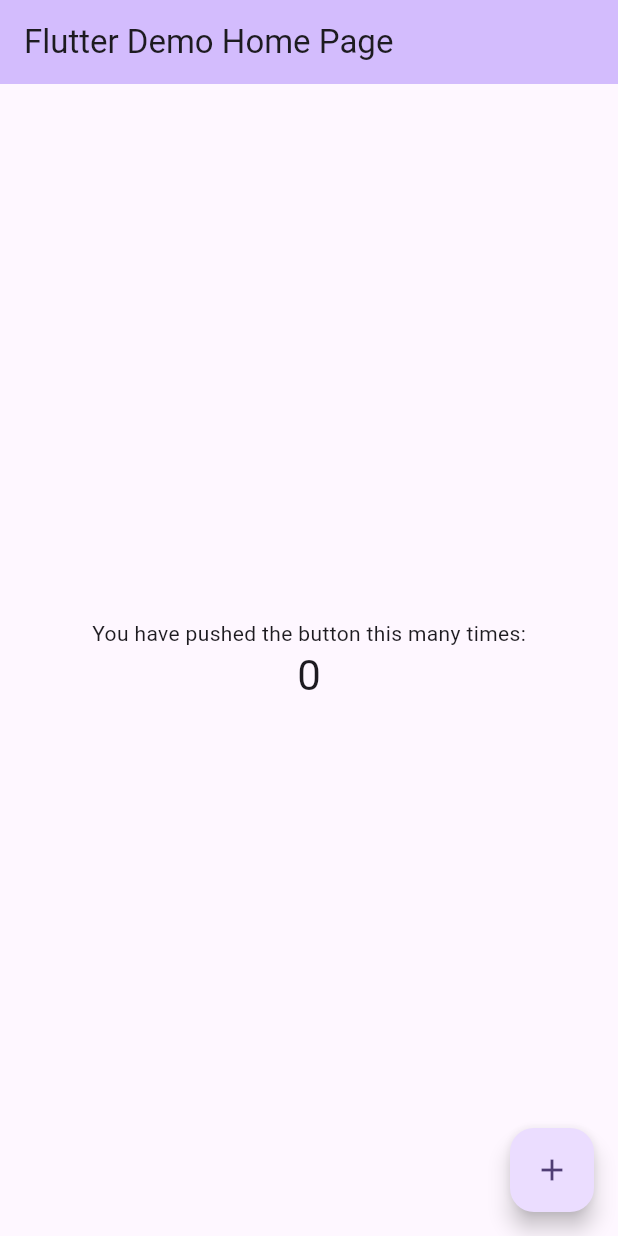
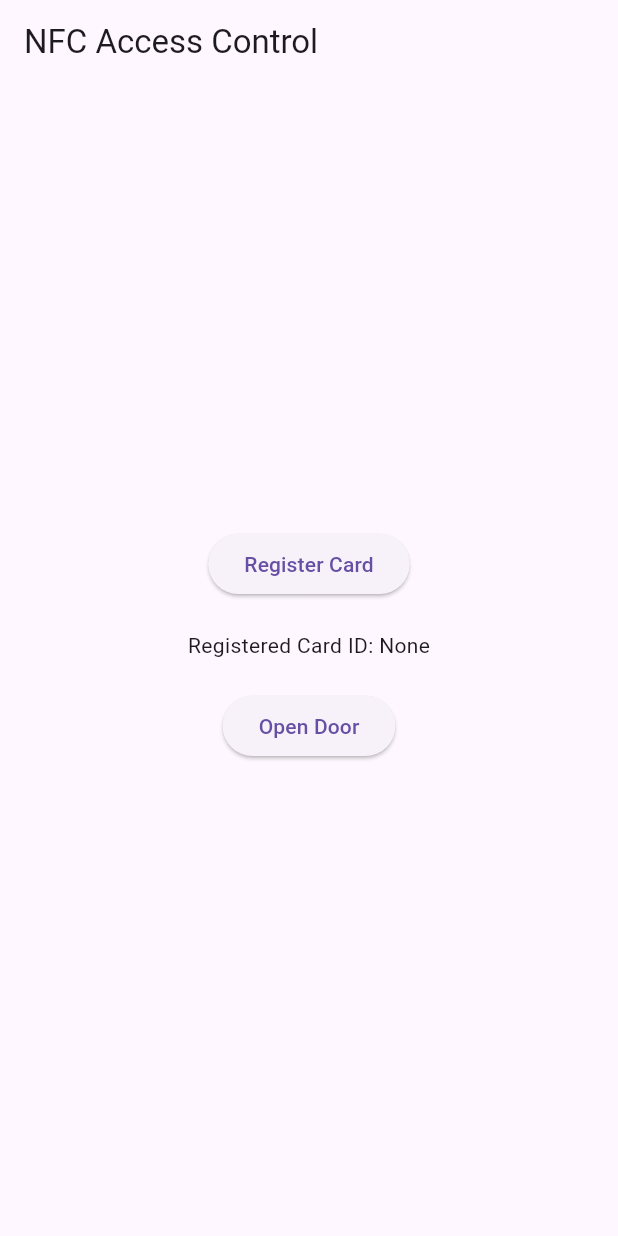
Before and after one commit to gitjunh/nfcapp, a Flutter app: the screen it shows after launch, on a phone screen of 412 x 824 dp. Run offline on Flutter 3.47's test engine with Material 3 defaults, Android fonts, the phone set to English and light mode, and no system bars; our stand-ins replace shared_preferences; missing offline and left inert: flutter_nfc_kit.

Commit message:
폴더 정리

```diff
--- a/lib/main.dart
+++ b/lib/main.dart
@@ -1,125 +1,178 @@
 import 'package:flutter/material.dart';
+import 'package:flutter_nfc_kit/flutter_nfc_kit.dart';
+import 'package:shared_preferences/shared_preferences.dart';
+import 'dart:async';
 
-void main() {
-  runApp(const MyApp());
-}
+void main() => runApp(MyApp());
 
 class MyApp extends StatelessWidget {
-  const MyApp({super.key});
-
-  // This widget is the root of your application.
   @override
   Widget build(BuildContext context) {
     return MaterialApp(
-      title: 'Flutter Demo',
-      theme: ThemeData(
-        // This is the theme of your application.
-        //
-        // TRY THIS: Try running your application with "flutter run". You'll see
-        // the application has a blue toolbar. Then, without quitting the app,
-        // try changing the seedColor in the colorScheme below to Colors.green
-        // and then invoke "hot reload" (save your changes or press the "hot
-        // reload" button in a Flutter-supported IDE, or press "r" if you used
-        // the command line to start the app).
-        //
-        // Notice that the counter didn't reset back to zero; the application
-        // state is not lost during the reload. To reset the state, use hot
-        // restart instead.
-        //
-        // This works for code too, not just values: Most code changes can be
-        // tested with just a hot reload.
-        colorScheme: ColorScheme.fromSeed(seedColor: Colors.deepPurple),
-        useMaterial3: true,
-      ),
-      home: const MyHomePage(title: 'Flutter Demo Home Page'),
+      title: 'NFC Access Control',
+      theme: ThemeData(primarySwatch: Colors.blue),
+      home: HomePage(),
     );
   }
 }
 
-class MyHomePage extends StatefulWidget {
-  const MyHomePage({super.key, required this.title});
+class HomePage extends StatefulWidget {
+  @override
+  _HomePageState createState() => _HomePageState();
+}
 
-  // This widget is the home page of your application. It is stateful, meaning
-  // that it has a State object (defined below) that contains fields that affect
-  // how it looks.
-
-  // This class is the configuration for the state. It holds the values (in this
-  // case the title) provided by the parent (in this case the App widget) and
-  // used by the build method of the State. Fields in a Widget subclass are
-  // always marked "final".
-
-  final String title;
+class _HomePageState extends State<HomePage> with TickerProviderStateMixin {
+  String? _registeredCardId;
+  bool _isProcessing = false;
+  late AnimationController _animationController;
+  late Animation<double> _animation;
 
   @override
-  State<MyHomePage> createState() => _MyHomePageState();
-}
+  void initState() {
+    super.initState();
+    _loadRegisteredCard();
+    _animationController = AnimationController(
+      vsync: this,
+      duration: Duration(seconds: 10),
+    );
+    _animation = Tween(begin: 0.0, end: 1.0).animate(_animationController);
+  }
 
-class _MyHomePageState extends State<MyHomePage> {
-  int _counter = 0;
+  @override
+  void dispose() {
+    _animationController.dispose();
+    super.dispose();
+  }
 
-  void _incrementCounter() {
+  Future<void> _loadRegisteredCard() async {
+    final prefs = await SharedPreferences.getInstance();
     setState(() {
-      // This call to setState tells the Flutter framework that something has
-      // changed in this State, which causes it to rerun the build method below
-      // so that the display can reflect the updated values. If we changed
-      // _counter without calling setState(), then the build method would not be
-      // called again, and so nothing would appear to happen.
-      _counter++;
+      _registeredCardId = prefs.getString('registeredCardId');
     });
+  }
+
+  Future<void> _registerCard() async {
+    try {
+      var availability = await FlutterNfcKit.nfcAvailability;
+      if (availability != NFCAvailability.available) {
+        throw Exception('NFC not available');
+      }
+
+      var tag = await FlutterNfcKit.poll();
+      final prefs = await SharedPreferences.getInstance();
+      await prefs.setString('registeredCardId', tag.id);
+      setState(() {
+        _registeredCardId = tag.id;
+      });
+
+      ScaffoldMessenger.of(context).showSnackBar(
+        SnackBar(content: Text('Card registered successfully')),
+      );
+    } catch (e) {
+      ScaffoldMessenger.of(context).showSnackBar(
+        SnackBar(content: Text('Error: ${e.toString()}')),
+      );
+    } finally {
+      await FlutterNfcKit.finish();
+    }
+  }
+
+  Future<void> _openDoor() async {
+    if (_registeredCardId == null) {
+      ScaffoldMessenger.of(context).showSnackBar(
+        SnackBar(content: Text('No card registered')),
+      );
+      return;
+    }
+
+    setState(() {
+      _isProcessing = true;
+    });
+    _animationController.reset();
+    _animationController.forward();
+
+    try {
+      var availability = await FlutterNfcKit.nfcAvailability;
+      if (availability != NFCAvailability.available) {
+        throw Exception('NFC not available');
+      }
+
+      // 카드 리더기와 통신
+      NFCTag readerTag = await FlutterNfcKit.poll(
+        timeout: Duration(seconds: 10),
+        iosMultipleTagMessage: "Multiple tags found!",
+        iosAlertMessage: "Hold your phone near the door reader",
+      );
+
+      // 카드 리더기에 등록된 카드 ID 전송
+      await FlutterNfcKit.transceive("AUTHENTICATE $_registeredCardId");
+
+      // 응답 확인
+      String response = await FlutterNfcKit.transceive("GET_STATUS");
+
+      if (response == "DOOR_OPEN") {
+        ScaffoldMessenger.of(context).showSnackBar(
+          SnackBar(content: Text('Door opened successfully')),
+        );
+      } else {
+        ScaffoldMessenger.of(context).showSnackBar(
+          SnackBar(content: Text('Failed to open door. Please try again.')),
+        );
+      }
+    } catch (e) {
+      ScaffoldMessenger.of(context).showSnackBar(
+        SnackBar(content: Text('Error: ${e.toString()}')),
+      );
+    } finally {
+      await FlutterNfcKit.finish();
+      setState(() {
+        _isProcessing = false;
+      });
+      _animationController.stop();
+    }
   }
 
   @override
   Widget build(BuildContext context) {
-    // This method is rerun every time setState is called, for instance as done
-    // by the _incrementCounter method above.
-    //
-    // The Flutter framework has been optimized to make rerunning build methods
-    // fast, so that you can just rebuild anything that needs updating rather
-    // than having to individually change instances of widgets.
     return Scaffold(
-      appBar: AppBar(
-        // TRY THIS: Try changing the color here to a specific color (to
-        // Colors.amber, perhaps?) and trigger a hot reload to see the AppBar
-        // change color while the other colors stay the same.
-        backgroundColor: Theme.of(context).colorScheme.inversePrimary,
-        // Here we take the value from the MyHomePage object that was created by
-        // the App.build method, and use it to set our appbar title.
-        title: Text(widget.title),
-      ),
+      appBar: AppBar(title: Text('NFC Access Control')),
       body: Center(
-        // Center is a layout widget. It takes a single child and positions it
-        // in the middle of the parent.
         child: Column(
-          // Column is also a layout widget. It takes a list of children and
-          // arranges them vertically. By default, it sizes itself to fit its
-          // children horizontally, and tries to be as tall as its parent.
-          //
-          // Column has various properties to control how it sizes itself and
-          // how it positions its children. Here we use mainAxisAlignment to
-          // center the children vertically; the main axis here is the vertical
-          // axis because Columns are vertical (the cross axis would be
-          // horizontal).
-          //
-          // TRY THIS: Invoke "debug painting" (choose the "Toggle Debug Paint"
-          // action in the IDE, or press "p" in the console), to see the
-          // wireframe for each widget.
           mainAxisAlignment: MainAxisAlignment.center,
           children: <Widget>[
-            const Text(
-              'You have pushed the button this many times:',
+            ElevatedButton(
+              onPressed: _registerCard,
+              child: Text('Register Card'),
             ),
-            Text(
-              '$_counter',
-              style: Theme.of(context).textTheme.headlineMedium,
+            SizedBox(height: 20),
+            Text('Registered Card ID: ${_registeredCardId ?? "None"}'),
+            SizedBox(height: 20),
+            ElevatedButton(
+              onPressed: _isProcessing ? null : _openDoor,
+              child: Text('Open Door'),
             ),
+            SizedBox(height: 20),
+            if (_isProcessing)
+              Column(
+                children: [
+                  CircularProgressIndicator(
+                    value: _animation.value,
+                  ),
+                  SizedBox(height: 10),
+                  AnimatedBuilder(
+                    animation: _animationController,
+                    builder: (context, child) {
+                      return Text(
+                        'Processing: ${(_animation.value * 100).toInt()}%',
+                        style: TextStyle(fontSize: 16),
+                      );
+                    },
+                  ),
+                ],
+              ),
           ],
         ),
       ),
-      floatingActionButton: FloatingActionButton(
-        onPressed: _incrementCounter,
-        tooltip: 'Increment',
-        child: const Icon(Icons.add),
-      ), // This trailing comma makes auto-formatting nicer for build methods.
     );
   }
 }
--- a/nfcapp/analysis_options.yaml
+++ /dev/null
@@ -1,28 +0,0 @@
-# This file configures the analyzer, which statically analyzes Dart code to
-# check for errors, warnings, and lints.
-#
-# The issues identified by the analyzer are surfaced in the UI of Dart-enabled
-# IDEs (https://dart.dev/tools#ides-and-editors). The analyzer can also be
-# invoked from the command line by running `flutter analyze`.
-
-# The following line activates a set of recommended lints for Flutter apps,
-# packages, and plugins designed to encourage good coding practices.
-include: package:flutter_lints/flutter.yaml
-
-linter:
-  # The lint rules applied to this project can be customized in the
-  # section below to disable rules from the `package:flutter_lints/flutter.yaml`
-  # included above or to enable additional rules. A list of all available lints
-  # and their documentation is published at https://dart.dev/lints.
-  #
-  # Instead of disabling a lint rule for the entire project in the
-  # section below, it can also be suppressed for a single line of code
-  # or a specific dart file by using the `// ignore: name_of_lint` and
-  # `// ignore_for_file: name_of_lint` syntax on the line or in the file
-  # producing the lint.
-  rules:
-    # avoid_print: false  # Uncomment to disable the `avoid_print` rule
-    # prefer_single_quotes: true  # Uncomment to enable the `prefer_single_quotes` rule
-
-# Additional information about this file can be found at
-# https://dart.dev/guides/language/analysis-options
```
Also changed, not shown: nfcapp/lib/main.dart (deleted, +0 -178 lines), nfcapp/pubspec.yaml (deleted, +0 -93 lines), pubspec.yaml (+11 -8 lines), nfcapp/pubspec.lock (deleted), pubspec.lock, 165 other files.
